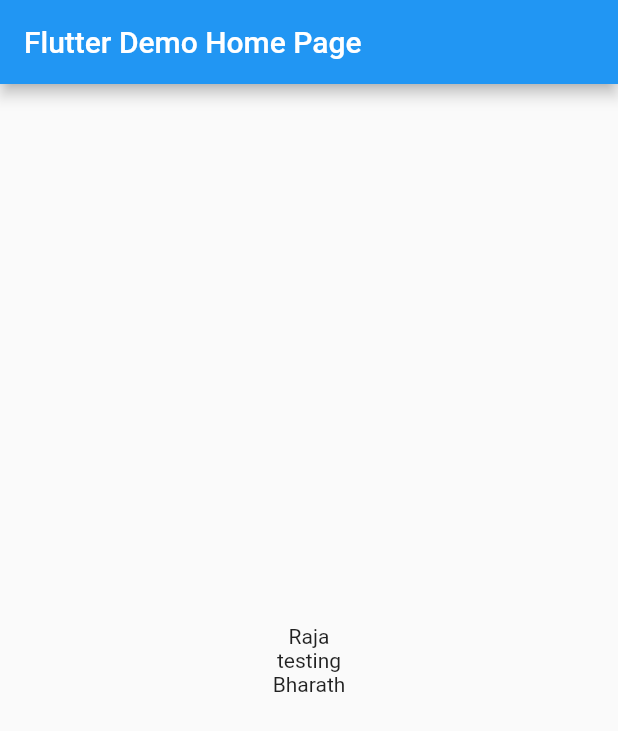
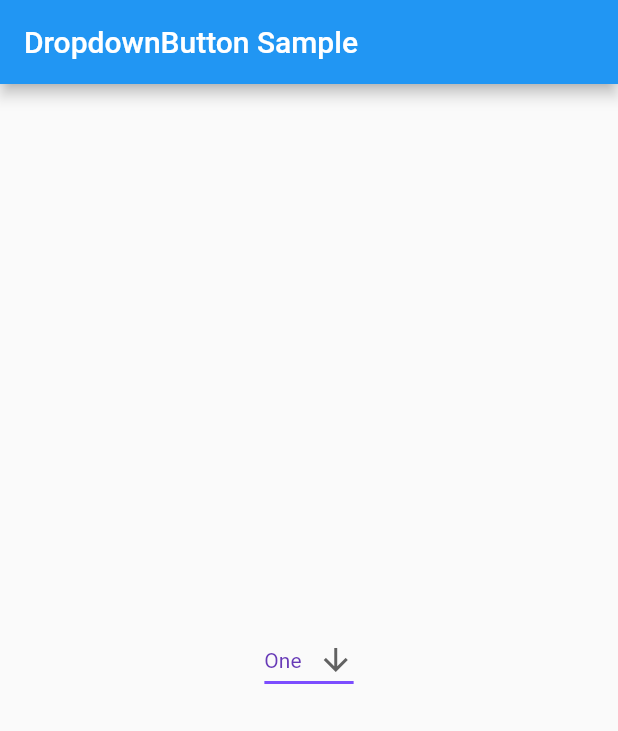
Before and after one commit to VenkatesanIOT/raja, a Flutter app: the screen it shows after launch, on a phone screen of 412 x 824 dp. Shown: the top 731 px of the screen. Run offline on Flutter 3.47's test engine with Material 2 defaults, Android fonts, the light colour scheme and no system bars.

Commit message:
Comment Line Added

```diff
--- a/lib/main.dart
+++ b/lib/main.dart
@@ -1,53 +1,168 @@
+// import 'package:flutter/material.dart';
+//
+// void main() {
+//   runApp(const MyApp());
+// }
+//
+// class MyApp extends StatelessWidget {
+//   const MyApp({Key? key}) : super(key: key);
+//   @override
+//   Widget build(BuildContext context) {
+//     return MaterialApp(
+//       title: 'Flutter DropDownButton',
+//       theme: ThemeData(
+//         primarySwatch: Colors.green,
+//       ),
+//       home: const MyHomePage(),
+//       debugShowCheckedModeBanner: false,
+//     );
+//   }
+// }
+//
+// class MyHomePage extends StatefulWidget {
+//   const MyHomePage({Key? key}) : super(key: key);
+//
+//   @override
+//   _MyHomePageState createState() => _MyHomePageState();
+// }
+//
+// class _MyHomePageState extends State<MyHomePage> {
+// // Initial Selected Value
+//   String dropdownvalue = 'Item 1';
+//
+// // List of items in our dropdown menu
+//   var items = [
+//     'Item 1',
+//     'Item 2',
+//     'Item 3',
+//     'Item 4',
+//     'Item 5',
+//   ];
+//   @override
+//   Widget build(BuildContext context) {
+//     return Scaffold(
+//       appBar: AppBar(
+//         title: const Text("Geeksforgeeks"),
+//       ),
+//       body: Center(
+//         child: Column(
+//           mainAxisAlignment: MainAxisAlignment.center,
+//           children: [
+//             Container(
+//               height: 37,
+//               decoration: BoxDecoration(
+//                 color: Color(0xFFEEEEEE),
+//                 borderRadius: BorderRadius.circular(5),
+//               ),
+//               child: Padding(
+//                 padding: EdgeInsets.only(left: 15, right: 10),
+//                 child: DropdownButton(
+//                   // Initial Value
+//                   value: dropdownvalue,
+//
+//                   // Down Arrow Icon
+//                   icon: const Icon(
+//                     Icons.keyboard_arrow_down,
+//                     size: 30,
+//                   ),
+//                   alignment: Alignment.topRight,
+//
+//                   // Array list of items
+//                   items: items.map((String items) {
+//                     return DropdownMenuItem(
+//                       value: items,
+//                       // child: Text(items),
+//                       child: Row(
+//                         children: [
+//                           Text(
+//                             items,
+//                             style: TextStyle(
+//                                 fontSize: 15, fontWeight: FontWeight.bold),
+//                           ),
+//                           // SizedBox(
+//                           //   // width: 190,
+//                           //   width: width * .4,
+//                           // )
+//                         ],
+//                       ),
+//                     );
+//                   }).toList(),
+//                   // After selecting the desired option,it will
+//                   // change button value to selected value
+//                   onChanged: (String? newValue) {
+//                     setState(() {
+//                       dropdownvalue = newValue!;
+//                     });
+//                   },
+//                   isExpanded: true,
+//                   underline: SizedBox(),
+//                 ),
+//               ),
+//             ),
+//           ],
+//         ),
+//       ),
+//     );
+//   }
+// }
+
 import 'package:flutter/material.dart';
 
-void main() {
-  runApp(const MyApp());
-}
+/// Flutter code sample for [DropdownButton].
 
-class MyApp extends StatelessWidget {
-  const MyApp({super.key});
+const List<String> list = <String>['One', 'Two', 'Three', 'Four'];
 
-  // This widget is the root of your application.
+void main() => runApp(const DropdownButtonApp());
+
+class DropdownButtonApp extends StatelessWidget {
+  const DropdownButtonApp({super.key});
+  //Comment line
   @override
   Widget build(BuildContext context) {
     return MaterialApp(
-      title: 'Flutter Demo',
-      theme: ThemeData(
-        primarySwatch: Colors.blue,
-      ),
-      home: const MyHomePage(title: 'Flutter Demo Home Page'),
-    );
-  }
-}
-
-class MyHomePage extends StatefulWidget {
-  const MyHomePage({super.key, required this.title});
-
-  final String title;
-
-  @override
-  State<MyHomePage> createState() => _MyHomePageState();
-}
-
-class _MyHomePageState extends State<MyHomePage> {
-  @override
-  Widget build(BuildContext context) {
-    return Scaffold(
-      appBar: AppBar(
-        // Here we take the value from the MyHomePage object that was created by
-        // the App.build method, and use it to set our appbar title.
-        title: Text(widget.title),
-      ),
-      body: Center(
-        child: Column(
-          mainAxisAlignment: MainAxisAlignment.center,
-          children: <Widget>[
-            Text('Raja'),
-            Text('testing'),
-            Text('Bharath'),
-          ],
+      home: Scaffold(
+        appBar: AppBar(title: const Text('DropdownButton Sample')),
+        body: const Center(
+          child: DropdownButtonExample(),
         ),
       ),
     );
   }
 }
+
+class DropdownButtonExample extends StatefulWidget {
+  const DropdownButtonExample({super.key});
+
+  @override
+  State<DropdownButtonExample> createState() => _DropdownButtonExampleState();
+}
+
+class _DropdownButtonExampleState extends State<DropdownButtonExample> {
+  String dropdownValue = list.first;
+
+  @override
+  Widget build(BuildContext context) {
+    return DropdownButton<String>(
+      value: dropdownValue,
+      icon: const Icon(Icons.arrow_downward),
+      elevation: 16,
+      style: const TextStyle(color: Colors.deepPurple),
+      underline: Container(
+        height: 2,
+        color: Colors.deepPurpleAccent,
+      ),
+      onChanged: (String? value) {
+        // This is called when the user selects an item.
+        setState(() {
+          dropdownValue = value!;
+        });
+      },
+      items: list.map<DropdownMenuItem<String>>((String value) {
+        return DropdownMenuItem<String>(
+          value: value,
+          child: Text(value),
+        );
+      }).toList(),
+    );
+  }
+}
```
